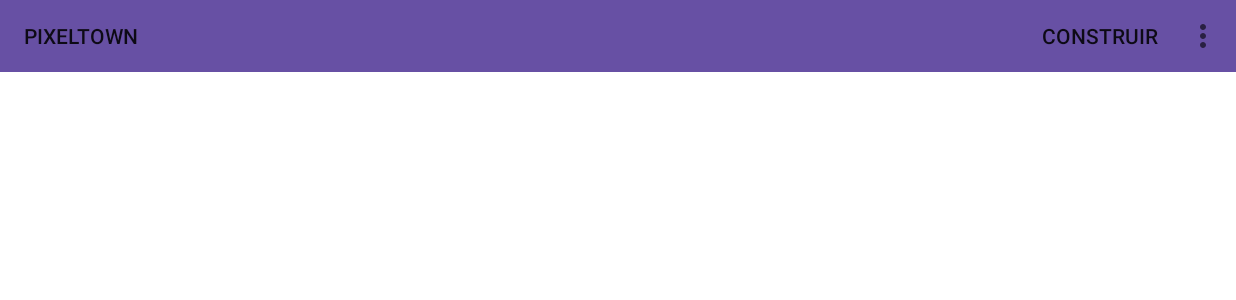
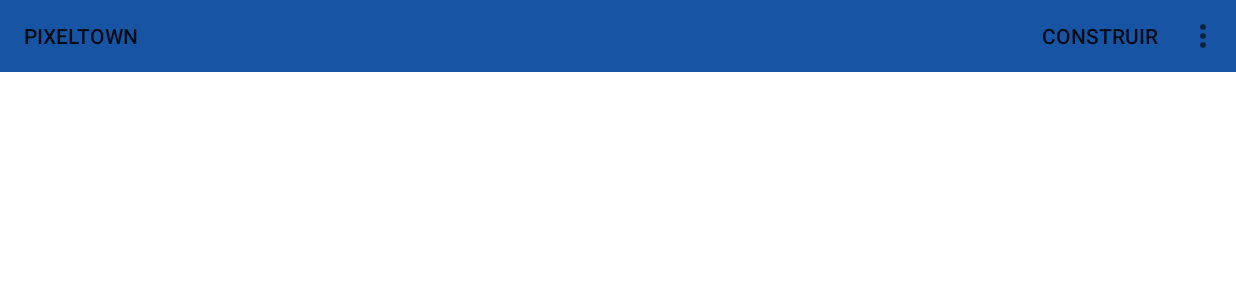
Before and after one commit to RaulSalasSahuquillo/PIXELTOWN_for_Android, an Android app: the screen it shows after launch (MainActivity), on a phone screen of 824 x 412 dp (held sideways). Shown: the top 300 px of the screen. Run offline under Robolectric (Android 15) with nearby library versions, the phone set to English and light mode, and no system bars.

```diff
--- a/app/src/main/java/com/example/paint/MainActivity.java
+++ b/app/src/main/java/com/example/paint/MainActivity.java
@@ -63,6 +63,7 @@ public class MainActivity extends AppCompatActivity {
     private int dinero1 = 1000;
     private int dinero2 = 34000;
     private int dinerototal = 0;
+
 
     // Variables para recordar el desplazamiento al arrastrar edificios
     private float dX, dY;
--- a/app/src/main/res/values/colors.xml
+++ b/app/src/main/res/values/colors.xml
@@ -1,17 +1,17 @@
 <?xml version="1.0" encoding="utf-8"?>
 <resources>
     <!-- Paleta base (puedes cambiarlos a tu gusto) -->
-    <color name="colorPrimary">#6750A4</color>
+    <color name="colorPrimary">#1754A4</color>
     <color name="colorPrimaryVariant">#4F378B</color>
     <color name="colorOnPrimary">#FFFFFF</color>
 
     <color name="colorSecondary">#03DAC5</color>
     <color name="colorOnSecondary">#000000</color>
 
-    <color name="colorBackground">#FFFFFFFF</color>
+    <color name="colorBackground">#FF000000</color>
     <color name="colorOnBackground">#FF000000</color>
 
-    <color name="colorSurface">#FFFFFFFF</color>
+    <color name="colorSurface">#FF000000</color>
     <color name="colorOnSurface">#FF000000</color>
 
     <color name="colorError">#B00020</color>
```
